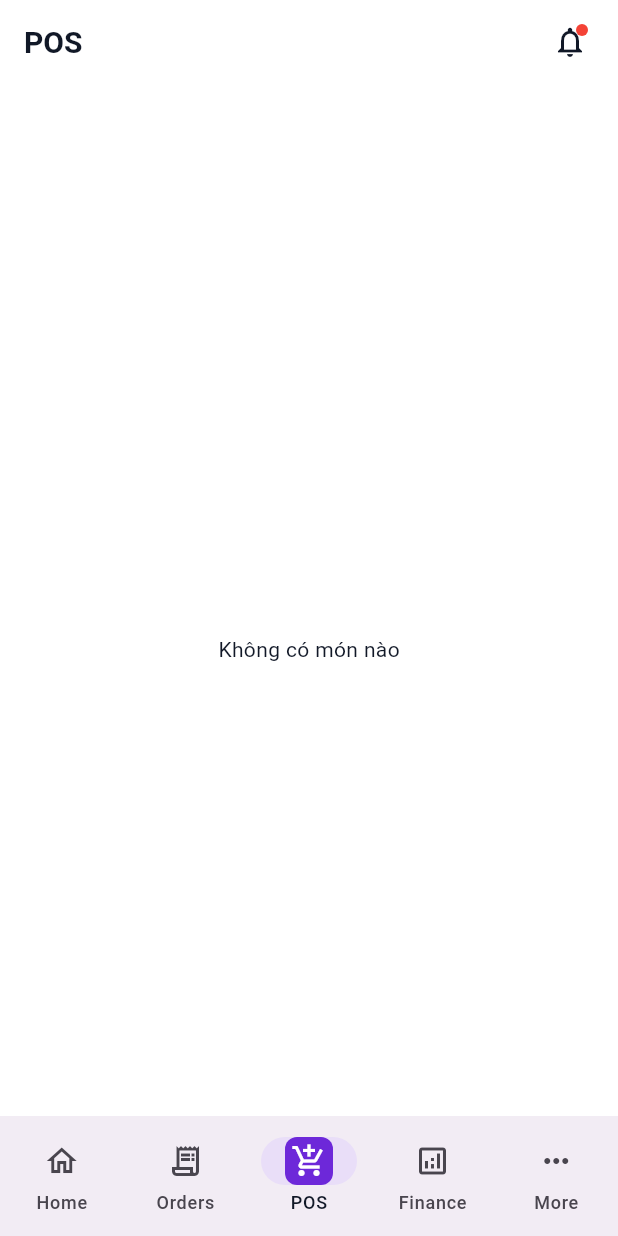
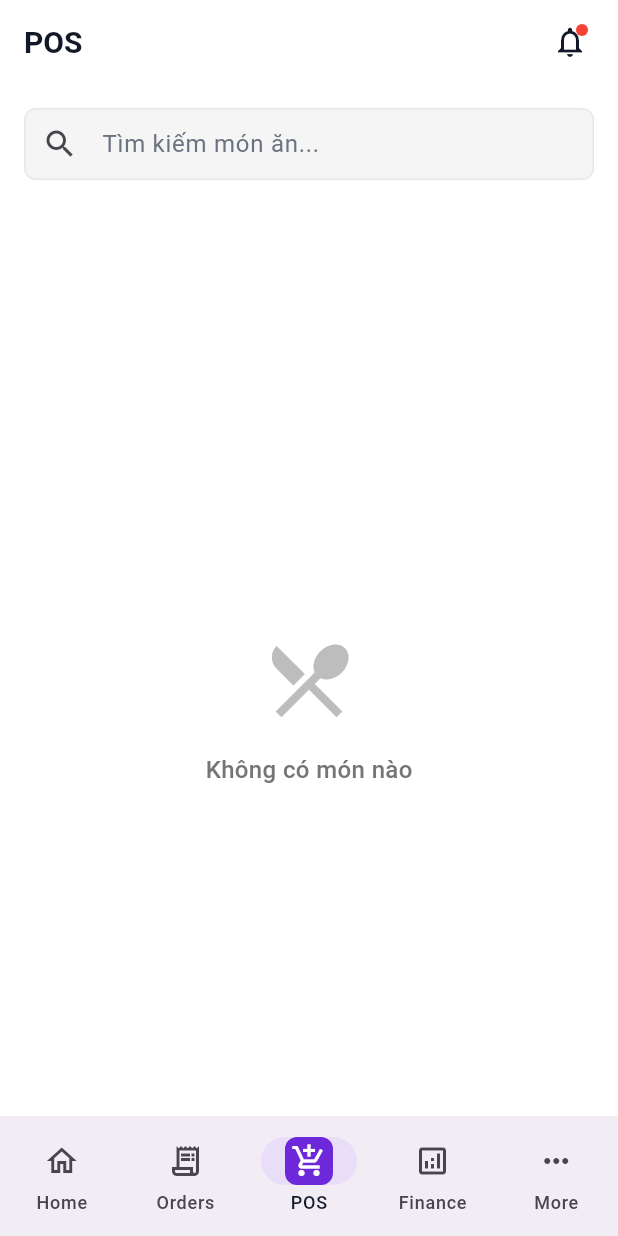
Before and after one commit to nhutquangnguyen/oishimenu-app, a Flutter app: the PosPage screen opened by its route, on a phone screen of 412 x 824 dp. Run offline on Flutter 3.47's test engine with Material 3 defaults, Android fonts, the phone set to English and light mode, and no system bars; our stand-ins replace easy_localization, fl_chart, flutter_riverpod, go_router, hive, hive_flutter and 5 more; accounts and stored records are empty.

Commit message:
Add search bar and improve item filtering in POS
Added a comprehensive search feature to the POS interface to make it easier to find menu items quickly.

Features Added:
- Search bar at the top of POS interface with placeholder "Tìm kiếm món ăn..."
- Real-time filtering as user types
- Search across item name, description, and category
- Clear button (X) to quickly reset search
- Combined search and category filtering (both work together)

UI Improvements:
- Enhanced empty state with contextual icons and messages
- Different messages for "no items" vs "no search results"
- Helpful hint "Thử tìm kiếm với từ khóa khác" when search yields no results
- Proper disposal of search controller to prevent memory leaks

The search works seamlessly with existing category filters, allowing users to:
1. Filter by category first, then search within that category
2. Search globally across all categories
3. Clear search to return to category view

This significantly improves the UX when dealing with large menu item lists.

🤖 Generated with [Claude Code](https://claude.com/claude-code)

Co-Authored-By: Claude <noreply@anthropic.com>

```diff
--- a/lib/features/pos/presentation/pages/pos_page.dart
+++ b/lib/features/pos/presentation/pages/pos_page.dart
@@ -52,10 +52,12 @@ class _PosPageState extends ConsumerState<PosPage> {
   final MenuService _menuService = MenuService();
   final MenuOptionService _menuOptionService = MenuOptionService();
   final OrderService _orderService = OrderService();
+  final TextEditingController _searchController = TextEditingController();
   List<MenuItem> _menuItems = [];
   Map<String, String> _categories = {};
   List<CartItem> _cartItems = [];
   String _selectedCategory = 'Tất cả';
+  String _searchQuery = '';
   String _selectedTable = 'Mang về';
   Customer? _selectedCustomer;
   bool _isLoading = true;
@@ -70,6 +72,12 @@ class _PosPageState extends ConsumerState<PosPage> {
   void initState() {
     super.initState();
     _loadMenuData();
+  }
+
+  @override
+  void dispose() {
+    _searchController.dispose();
+    super.dispose();
   }
 
   Future<void> _loadMenuData() async {
@@ -160,10 +168,24 @@ class _PosPageState extends ConsumerState<PosPage> {
   }
 
   List<MenuItem> get _filteredMenuItems {
-    if (_selectedCategory == 'Tất cả') {
-      return _menuItems;
+    var items = _menuItems;
+
+    // Filter by category
+    if (_selectedCategory != 'Tất cả') {
+      items = items.where((item) => item.categoryName == _selectedCategory).toList();
     }
-    return _menuItems.where((item) => item.categoryName == _selectedCategory).toList();
+
+    // Filter by search query
+    if (_searchQuery.isNotEmpty) {
+      items = items.where((item) {
+        final searchLower = _searchQuery.toLowerCase();
+        return item.name.toLowerCase().contains(searchLower) ||
+               item.description.toLowerCase().contains(searchLower) ||
+               item.categoryName.toLowerCase().contains(searchLower);
+      }).toList();
+    }
+
+    return items;
   }
 
   Future<void> _addToCart(MenuItem item) async {
@@ -215,6 +237,40 @@ class _PosPageState extends ConsumerState<PosPage> {
   Widget _buildMenuInterface() {
     return Column(
       children: [
+        // Search bar
+        Padding(
+          padding: const EdgeInsets.all(16),
+          child: TextField(
+            controller: _searchController,
+            decoration: InputDecoration(
+              hintText: 'Tìm kiếm món ăn...',
+              prefixIcon: const Icon(Icons.search),
+              suffixIcon: _searchQuery.isNotEmpty
+                  ? IconButton(
+                      icon: const Icon(Icons.clear),
+                      onPressed: () {
+                        setState(() {
+                          _searchController.clear();
+                          _searchQuery = '';
+                        });
+                      },
+                    )
+                  : null,
+              border: OutlineInputBorder(
+                borderRadius: BorderRadius.circular(12),
+              ),
+              filled: true,
+              fillColor: Colors.grey[100],
+              contentPadding: const EdgeInsets.symmetric(horizontal: 16, vertical: 12),
+            ),
+            onChanged: (value) {
+              setState(() {
+                _searchQuery = value;
+              });
+            },
+          ),
+        ),
+
         // Category filter
         Container(
           height: 50,
@@ -259,7 +315,39 @@ class _PosPageState extends ConsumerState<PosPage> {
           child: _isLoading
               ? const Center(child: CircularProgressIndicator())
               : _filteredMenuItems.isEmpty
-                  ? const Center(child: Text('Không có món nào'))
+                  ? Center(
+                      child: Column(
+                        mainAxisAlignment: MainAxisAlignment.center,
+                        children: [
+                          Icon(
+                            _searchQuery.isNotEmpty ? Icons.search_off : Icons.restaurant_menu,
+                            size: 64,
+                            color: Colors.grey[400],
+                          ),
+                          const SizedBox(height: 16),
+                          Text(
+                            _searchQuery.isNotEmpty
+                                ? 'Không tìm thấy món ăn phù hợp'
+                                : 'Không có món nào',
+                            style: TextStyle(
+                              fontSize: 16,
+                              color: Colors.grey[600],
+                              fontWeight: FontWeight.w500,
+                            ),
+                          ),
+                          if (_searchQuery.isNotEmpty) ...[
+                            const SizedBox(height: 8),
+                            Text(
+                              'Thử tìm kiếm với từ khóa khác',
+                              style: TextStyle(
+                                fontSize: 14,
+                                color: Colors.grey[500],
+                              ),
+                            ),
+                          ],
+                        ],
+                      ),
+                    )
                   : GridView.builder(
                       padding: const EdgeInsets.symmetric(horizontal: 16),
                       gridDelegate: const SliverGridDelegateWithFixedCrossAxisCount(
```
